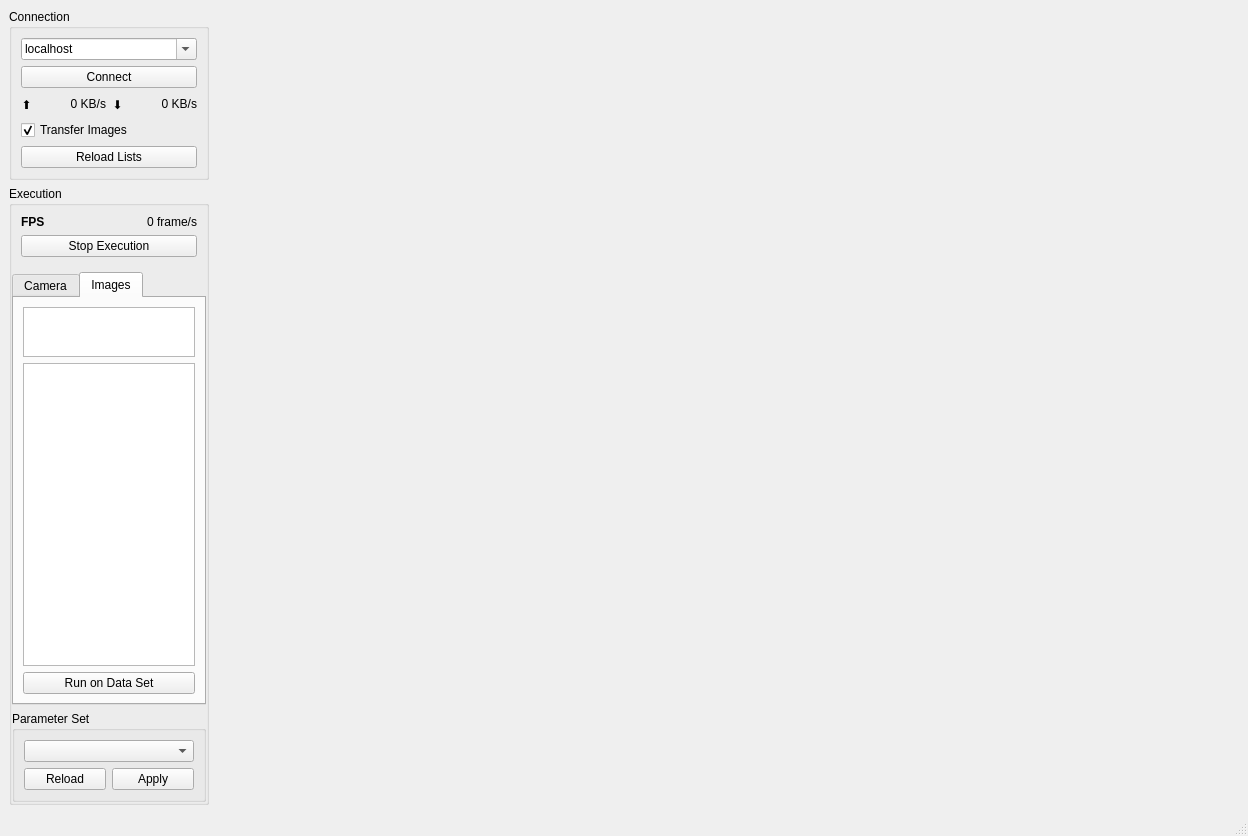
First picture: the form in tools/SolaisTerminal/MainWindow.ui, repository Meta-Team/Meta-Vision-Solais, before the edit.
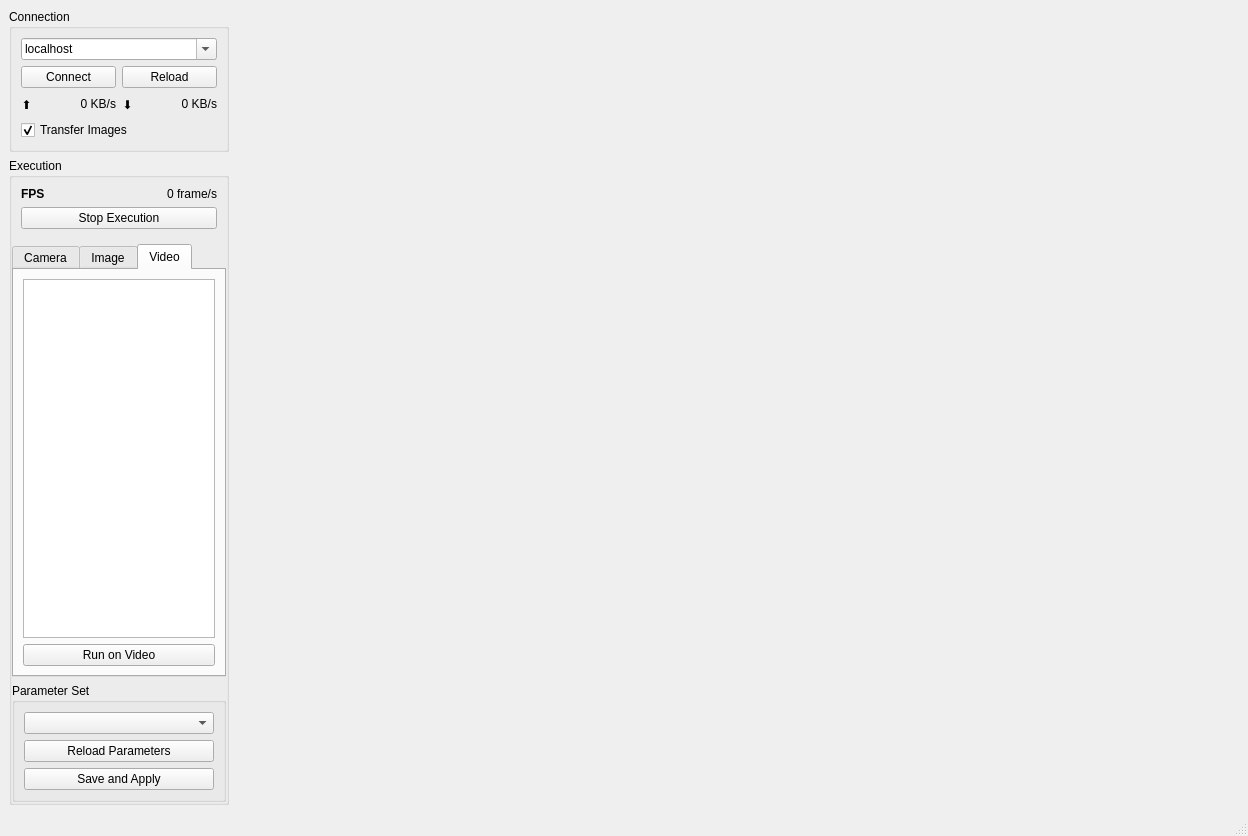
Second picture: the form after the edit.

Commit message: Generalized VideoSource and detached ImageSet.

The edit to the form file:
```diff
--- a/tools/SolaisTerminal/MainWindow.ui
+++ b/tools/SolaisTerminal/MainWindow.ui
@@ -46,13 +46,13 @@
          </property>
          <property name="minimumSize">
           <size>
-           <width>200</width>
+           <width>220</width>
            <height>0</height>
           </size>
          </property>
          <property name="maximumSize">
           <size>
-           <width>200</width>
+           <width>220</width>
            <height>16777215</height>
           </size>
          </property>
@@ -60,6 +60,33 @@
           <string>Connection</string>
          </property>
          <layout class="QGridLayout" name="gridLayout_15">
+          <item row="0" column="0" colspan="2">
+           <widget class="QComboBox" name="serverCombo">
+            <property name="editable">
+             <bool>true</bool>
+            </property>
+            <item>
+             <property name="text">
+              <string>localhost</string>
+             </property>
+            </item>
+            <item>
+             <property name="text">
+              <string>meta-jetson-nano-1.local</string>
+             </property>
+            </item>
+            <item>
+             <property name="text">
+              <string>meta-jetson-nano-2.local</string>
+             </property>
+            </item>
+            <item>
+             <property name="text">
+              <string>meta-jetson-nano-3.local</string>
+             </property>
+            </item>
+           </widget>
+          </item>
           <item row="3" column="0" colspan="2">
            <widget class="QWidget" name="widget" native="true">
             <property name="minimumSize">
@@ -136,47 +163,6 @@
             </layout>
            </widget>
           </item>
-          <item row="0" column="0" colspan="2">
-           <widget class="QComboBox" name="serverCombo">
-            <property name="editable">
-             <bool>true</bool>
-            </property>
-            <item>
-             <property name="text">
-              <string>localhost</string>
-             </property>
-            </item>
-            <item>
-             <property name="text">
-              <string>meta-jetson-nano-1.local</string>
-             </property>
-            </item>
-            <item>
-             <property name="text">
-              <string>meta-jetson-nano-2.local</string>
-             </property>
-            </item>
-            <item>
-             <property name="text">
-              <string>meta-jetson-nano-3.local</string>
-             </property>
-            </item>
-           </widget>
-          </item>
-          <item row="1" column="0" colspan="2">
-           <widget class="QPushButton" name="connectButton">
-            <property name="text">
-             <string>Connect</string>
-            </property>
-           </widget>
-          </item>
-          <item row="5" column="0" colspan="2">
-           <widget class="QPushButton" name="reloadListsButton">
-            <property name="text">
-             <string>Reload Lists</string>
-            </property>
-           </widget>
-          </item>
           <item row="4" column="0" colspan="2">
            <widget class="QCheckBox" name="transferImagesCheck">
             <property name="toolTip">
@@ -190,6 +176,20 @@
             </property>
            </widget>
           </item>
+          <item row="1" column="0">
+           <widget class="QPushButton" name="connectButton">
+            <property name="text">
+             <string>Connect</string>
+            </property>
+           </widget>
+          </item>
+          <item row="1" column="1">
+           <widget class="QPushButton" name="reloadListsButton">
+            <property name="text">
+             <string>Reload</string>
+            </property>
+           </widget>
+          </item>
          </layout>
         </widget>
        </item>
@@ -197,13 +197,13 @@
         <widget class="QGroupBox" name="groupBox">
          <property name="minimumSize">
           <size>
-           <width>200</width>
+           <width>220</width>
            <height>0</height>
           </size>
          </property>
          <property name="maximumSize">
           <size>
-           <width>200</width>
+           <width>220</width>
            <height>16777215</height>
           </size>
          </property>
@@ -262,7 +262,7 @@
              </size>
             </property>
             <property name="currentIndex">
-             <number>1</number>
+             <number>2</number>
             </property>
             <widget class="QWidget" name="tabCamera">
              <attribute name="title">
@@ -280,7 +280,7 @@
             </widget>
             <widget class="QWidget" name="tabImages">
              <attribute name="title">
-              <string>Images</string>
+              <string>Image</string>
              </attribute>
              <layout class="QGridLayout" name="gridLayout_3">
               <item row="2" column="0" colspan="2">
@@ -305,7 +305,31 @@
               <item row="5" column="0" colspan="2">
                <widget class="QPushButton" name="runDataSetButton">
                 <property name="text">
-                 <string>Run on Data Set</string>
+                 <string>Run on Image Set</string>
+                </property>
+               </widget>
+              </item>
+             </layout>
+            </widget>
+            <widget class="QWidget" name="videoTab">
+             <attribute name="title">
+              <string>Video</string>
+             </attribute>
+             <layout class="QVBoxLayout" name="verticalLayout_5">
+              <item>
+               <widget class="QListWidget" name="videoList">
+                <property name="minimumSize">
+                 <size>
+                  <width>0</width>
+                  <height>50</height>
+                 </size>
+                </property>
+               </widget>
+              </item>
+              <item>
+               <widget class="QPushButton" name="runVideoButton">
+                <property name="text">
+                 <string>Run on Video</string>
                 </property>
                </widget>
               </item>
@@ -322,20 +346,20 @@
              <item row="0" column="0" colspan="4">
               <widget class="QComboBox" name="paramSetCombo"/>
              </item>
-             <item row="1" column="0" colspan="2">
-              <widget class="QPushButton" name="reloadParamsButton">
-               <property name="text">
-                <string>Reload</string>
-               </property>
-              </widget>
-             </item>
-             <item row="1" column="2" colspan="2">
+             <item row="2" column="0" colspan="4">
               <widget class="QPushButton" name="saveParamButton">
                <property name="enabled">
                 <bool>true</bool>
                </property>
                <property name="text">
-                <string>Apply</string>
+                <string>Save and Apply</string>
+               </property>
+              </widget>
+             </item>
+             <item row="1" column="0" colspan="4">
+              <widget class="QPushButton" name="reloadParamsButton">
+               <property name="text">
+                <string>Reload Parameters</string>
                </property>
               </widget>
              </item>
@@ -376,7 +400,7 @@
            <rect>
             <x>0</x>
             <y>0</y>
-            <width>1014</width>
+            <width>994</width>
             <height>785</height>
            </rect>
           </property>
```
Left out of the diff: 8 changed lines with no effect on the pictures. The commit also changes 24 other files.
